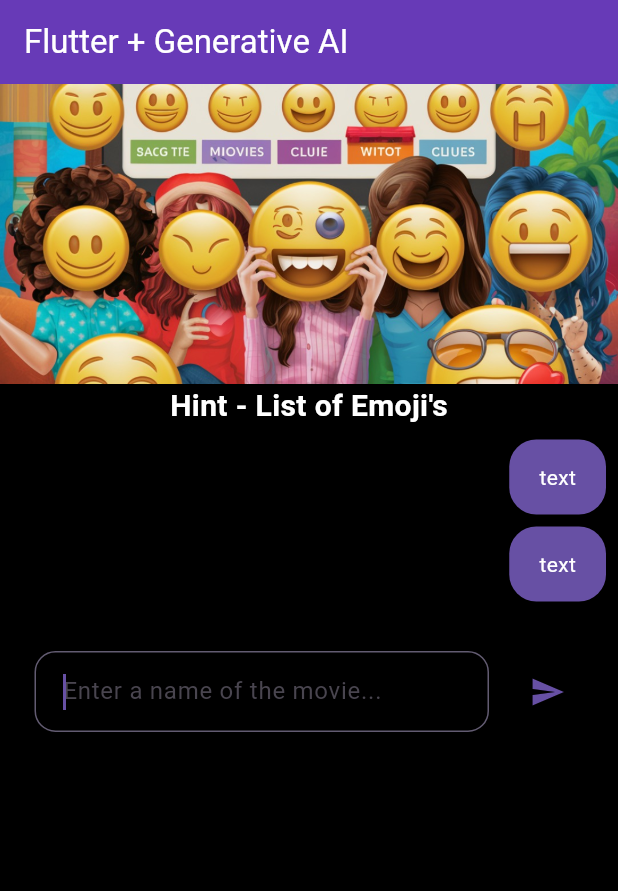
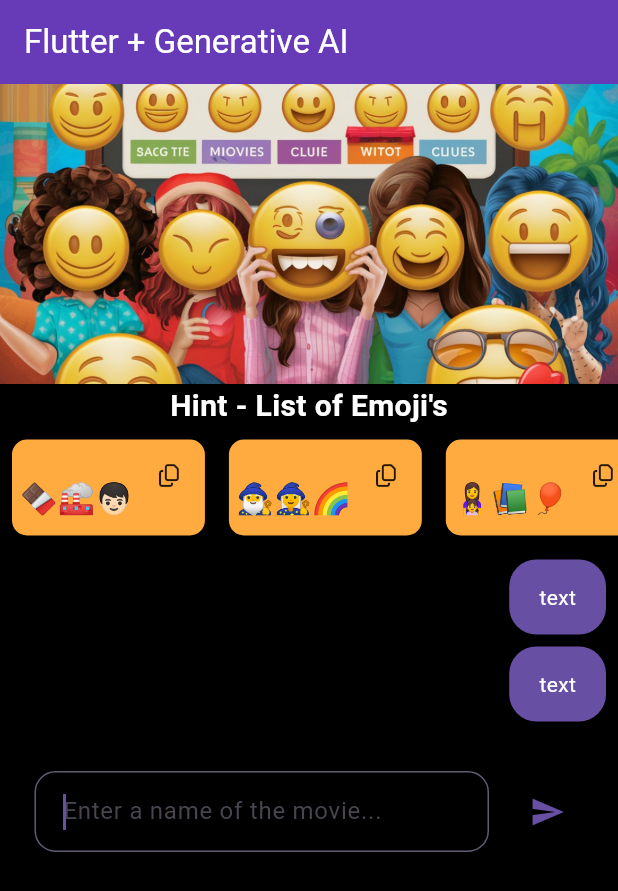
Before and after one commit to sumithpdd/emovji, a Flutter app: the screen it shows after launch, on a phone screen of 412 x 824 dp. Shown: the top 891 px of the screen. Run offline on Flutter 3.47's test engine with Material 3 defaults, Android fonts, the light colour scheme and no system bars; our stand-ins replace font_awesome_flutter; missing offline and left inert: clipboard.

Commit message:
Emoji Hints for chatting

```diff
--- a/emovji/lib/chat_screen.dart
+++ b/emovji/lib/chat_screen.dart
@@ -1,6 +1,7 @@
 import 'package:flutter/material.dart';
 
 import 'chat_widget.dart';
+import 'emoji_grid.dart';
 
 class ChatScreen extends StatefulWidget {
   const ChatScreen({super.key, required this.title});
@@ -37,6 +38,10 @@ class _ChatScreenState extends State<ChatScreen> {
                   fontSize: 20,
                   fontWeight: FontWeight.bold),
             ),
+            const SizedBox(
+              height: 80,
+              child: EmojiGrid(),
+            ),
             const ChatWidget(),
           ],
         ),
--- /dev/null
+++ b/emovji/lib/data.dart
@@ -0,0 +1,8 @@
+final List<String> emojis = [
+  '🍫🏭👦🏻', // Charlie and the Chocolate Factory
+  '🧙‍♂️🧙‍♀️🌈', // Wizard of Oz
+  '👩‍👧📚🎈', // Matilda
+  '🧑‍💼💼💰', // The Wolf of Wall Street
+  '🎩🐰🕳️', // Alice in Wonderland
+  '👨‍👦🚗💨', // Fast & Furious
+];
--- /dev/null
+++ b/emovji/lib/emoji_grid.dart
@@ -0,0 +1,116 @@
+import 'package:clipboard/clipboard.dart';
+import 'package:flutter/material.dart';
+import 'package:font_awesome_flutter/font_awesome_flutter.dart';
+
+import 'data.dart';
+
+class EmojiGrid extends StatefulWidget {
+  const EmojiGrid({super.key});
+
+  @override
+  State<EmojiGrid> createState() => _EmojiGridState();
+}
+
+class _EmojiGridState extends State<EmojiGrid> {
+  @override
+  Widget build(BuildContext context) {
+    return ListView.builder(
+      scrollDirection: Axis.horizontal,
+      itemCount: emojis.length,
+      itemBuilder: (context, index) {
+        return Padding(
+          padding: const EdgeInsets.all(8.0),
+          child: EmojiTile(
+            emoji: emojis[index],
+          ),
+        );
+      },
+    );
+  }
+}
+
+class EmojiTile extends StatefulWidget {
+  final String emoji;
+
+  const EmojiTile({required this.emoji, super.key});
+
+  @override
+  State<EmojiTile> createState() => _EmojiTileState();
+}
+
+class _EmojiTileState extends State<EmojiTile> {
+  @override
+  Widget build(BuildContext context) {
+    bool isHovered = false;
+    return MouseRegion(
+      onEnter: (_) {
+        setState(() {
+          isHovered = true;
+        });
+      },
+      onExit: (_) {
+        setState(() {
+          isHovered = false;
+        });
+      },
+      child: Container(
+        decoration: BoxDecoration(
+          color: Colors.orangeAccent,
+          borderRadius: BorderRadius.circular(10),
+        ),
+        child: Row(crossAxisAlignment: CrossAxisAlignment.start, children: [
+          Padding(
+            padding: const EdgeInsets.only(top: 15, left: 5),
+            child: Center(
+              child: Text(
+                widget.emoji,
+                style: const TextStyle(fontSize: 20),
+              ),
+            ),
+          ),
+          IconButton(
+            color: Colors.redAccent,
+            icon: Icon(
+              FontAwesomeIcons.copy,
+              color: isHovered ? Colors.white : IconTheme.of(context).color,
+              size: 15,
+            ),
+            onPressed: () async {
+              FlutterClipboard.copy(widget.emoji).then(
+                (value) {
+                  return ScaffoldMessenger.of(context).showSnackBar(
+                    const SnackBar(
+                      content: Text('Text Copied'),
+                    ),
+                  );
+                },
+              );
+            },
+          ),
+        ]),
+      ),
+    );
+  }
+}
+
+InputDecoration textFieldDecoration(BuildContext context, String hintText) =>
+    InputDecoration(
+      contentPadding: const EdgeInsets.all(5),
+      hintText: hintText,
+      border: OutlineInputBorder(
+        borderRadius: const BorderRadius.all(
+          Radius.circular(14),
+        ),
+        borderSide: BorderSide(
+          color: Theme.of(context).colorScheme.secondary,
+        ),
+      ),
+      focusedBorder: OutlineInputBorder(
+        borderRadius: const BorderRadius.all(
+          Radius.circular(14),
+        ),
+        borderSide: BorderSide(
+          color: Theme.of(context).colorScheme.secondary,
+        ),
+      ),
+    );
```
Also changed, not shown: emovji/pubspec.yaml (+6 -19 lines), emovji/pubspec.lock.
